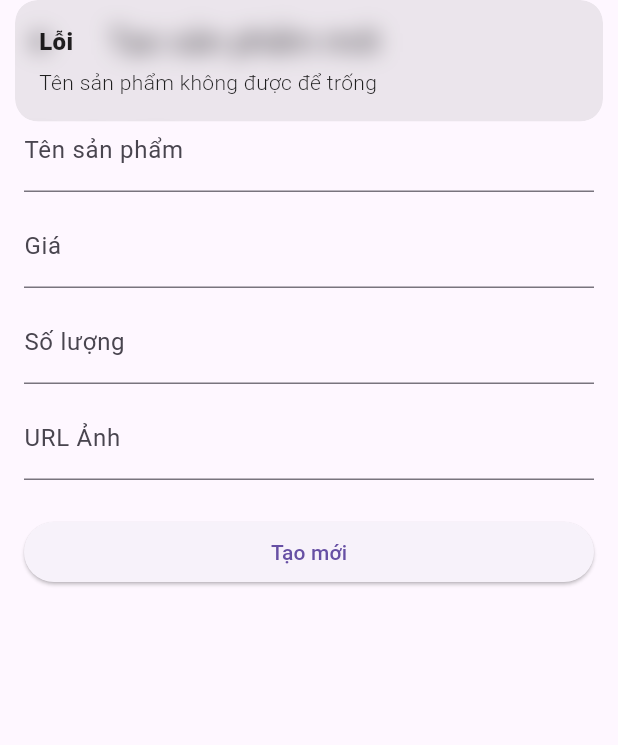
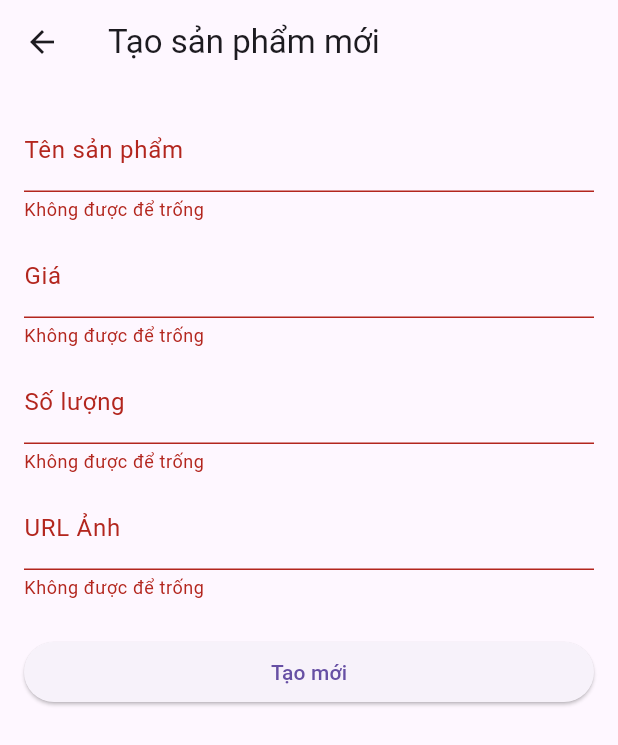
Before and after one commit to Thi1503/product_management_getx, a Flutter app: the ProductFormPage screen opened directly, after a tap on "Tạo mới", on a phone screen of 412 x 824 dp. Shown: the top 745 px of the screen. Run offline on Flutter 3.47's test engine with Material 3 defaults, Android fonts, the light colour scheme and no system bars; our stand-ins replace dio, get, hive, hive_flutter, pull_to_refresh_flutter3; accounts and stored records are empty.

Commit message:
refactor(product): clean code product

```diff
--- a/lib/modules/product_form/controllers/product_form_controller.dart
+++ b/lib/modules/product_form/controllers/product_form_controller.dart
@@ -9,6 +9,9 @@ class ProductFormController extends GetxController {
 
   // Service
   final ProductService _service = ProductService();
+
+  // Form key
+  final formKey = GlobalKey<FormState>();
 
   // Text controllers
   late TextEditingController nameController;
@@ -59,15 +62,12 @@ class ProductFormController extends GetxController {
   }
 
   Future<void> saveProduct() async {
+    if (!(formKey.currentState?.validate() ?? false)) return;
+
     final name = nameController.text.trim();
     final price = int.tryParse(priceController.text) ?? 0;
     final quantity = int.tryParse(quantityController.text) ?? 0;
     final cover = coverController.text.trim();
-
-    if (name.isEmpty) {
-      Get.snackbar('Lỗi', 'Tên sản phẩm không được để trống');
-      return;
-    }
 
     try {
       isLoading.value = true;
--- a/lib/modules/product_form/views/product_form_page.dart
+++ b/lib/modules/product_form/views/product_form_page.dart
@@ -19,40 +19,57 @@ class ProductFormPage extends StatelessWidget {
       ),
       body: Padding(
         padding: const EdgeInsets.all(16.0),
+        child: Form(
+          key: ctrl.formKey,
           child: Column(
             crossAxisAlignment: CrossAxisAlignment.stretch,
             children: [
-            TextField(
+              TextFormField(
                 controller: ctrl.nameController,
                 decoration: const InputDecoration(labelText: 'Tên sản phẩm'),
+                validator: (value) =>
+                    value == null || value.isEmpty ? 'Không được để trống' : null,
               ),
               const SizedBox(height: 8),
-            TextField(
+              TextFormField(
                 controller: ctrl.priceController,
                 decoration: const InputDecoration(labelText: 'Giá'),
                 keyboardType: TextInputType.number,
+                validator: (value) {
+                  if (value == null || value.isEmpty) return 'Không được để trống';
+                  if (int.tryParse(value) == null) return 'Phải là số';
+                  return null;
+                },
               ),
               const SizedBox(height: 8),
-            TextField(
+              TextFormField(
                 controller: ctrl.quantityController,
                 decoration: const InputDecoration(labelText: 'Số lượng'),
                 keyboardType: TextInputType.number,
+                validator: (value) {
+                  if (value == null || value.isEmpty) return 'Không được để trống';
+                  if (int.tryParse(value) == null) return 'Phải là số';
+                  return null;
+                },
               ),
               const SizedBox(height: 8),
-            TextField(
+              TextFormField(
                 controller: ctrl.coverController,
                 decoration: const InputDecoration(labelText: 'URL Ảnh'),
+                validator: (value) =>
+                    value == null || value.isEmpty ? 'Không được để trống' : null,
               ),
               const SizedBox(height: 24),
-            ElevatedButton(
-              onPressed: ctrl.saveProduct,
-              child: Obx(
-                () => Text(ctrl.isEditing.value ? 'Cập nhật' : 'Tạo mới'),
+              Obx(
+                () => ElevatedButton(
+                  onPressed: ctrl.isLoading.value ? null : ctrl.saveProduct,
+                  child: Text(ctrl.isEditing.value ? 'Cập nhật' : 'Tạo mới'),
                 ),
               ),
             ],
           ),
         ),
+      ),
     );
   }
 }
--- a/pubspec.yaml
+++ b/pubspec.yaml
@@ -18,6 +18,7 @@ dependencies:
   json_annotation: ^4.8.1
   flutter_test:
     sdk: flutter
+  pull_to_refresh_flutter3: ^2.0.2
 
 dev_dependencies:
   hive_generator: ^2.0.1
```
Also changed, not shown: lib/modules/auth/controllers/auth_controller.dart (+3 -13 lines), lib/modules/product_details/controllers/product_detail_controller.dart (+17 -9 lines), lib/modules/product_list/controllers/product_list_controller.dart (+8 -6 lines), lib/modules/product_list/view/product_list_page.dart (+9 -11 lines), pubspec.lock. Lines whose indentation alone changed are shown as unchanged.
